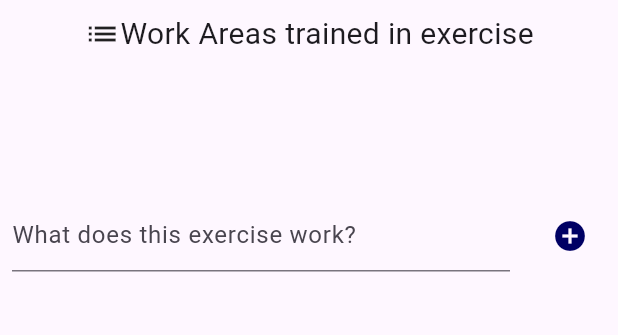
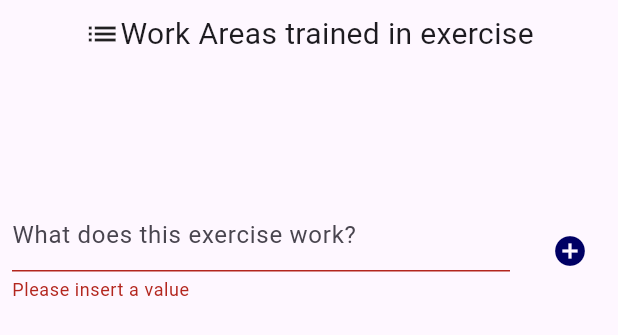
Before and after one commit to ramiro-marinio/chiqui-app, a Flutter app: the WorkAreasField widget shown alone on an empty page, opened directly with empty values, after a tap on the "add circle" icon, on a phone screen of 412 x 824 dp. Shown: the top 335 px of the screen. Run offline on Flutter 3.47's test engine with Material 3 defaults, Android fonts, the phone set to English and light mode, and no system bars; drawn by our look-alikes of auto_size_text; our stand-ins replace cloud_firestore, firebase_auth, firebase_core, firebase_storage, go_router, image_picker and 1 more; missing offline and left inert: firebase_ui_auth; accounts and stored records are empty; network calls fail.

Commit message:
Made some fields mandatory.

```diff
--- a/lib/pages/gyms_page/widgets/create_gym/fields/controllerfield.dart
+++ b/lib/pages/gyms_page/widgets/create_gym/fields/controllerfield.dart
@@ -40,7 +40,14 @@ class ControllerField extends StatelessWidget {
           padding: EdgeInsets.all(maxLines != null ? 8.0 : 0.0),
           child: SizedBox(
             width: maxLines != null ? double.infinity : 200,
-            child: TextField(
+            child: TextFormField(
+              validator: (value) {
+                if (value == null || value.isEmpty) {
+                  return 'Please insert a title';
+                } else {
+                  return null;
+                }
+              },
               decoration: InputDecoration(
                 border: maxLines != null
                     ? OutlineInputBorder(
--- a/lib/pages/gyms_page/widgets/gym/pages/exercise_demos/interfaces/workareasfield.dart
+++ b/lib/pages/gyms_page/widgets/gym/pages/exercise_demos/interfaces/workareasfield.dart
@@ -20,9 +20,12 @@ class WorkAreasField extends StatefulWidget {
 
 class _WorkAreasFieldState extends State<WorkAreasField> {
   final TextEditingController muscleController = TextEditingController();
+  final _formKey = GlobalKey<FormState>();
   @override
   Widget build(BuildContext context) {
-    return Column(
+    return Form(
+      key: _formKey,
+      child: Column(
         children: [
           const Padding(
             padding: EdgeInsets.all(8.0),
@@ -41,7 +44,8 @@ class _WorkAreasFieldState extends State<WorkAreasField> {
             width: double.infinity,
             height: 80,
             child: MasonryGridView(
-            gridDelegate: const SliverSimpleGridDelegateWithFixedCrossAxisCount(
+              gridDelegate:
+                  const SliverSimpleGridDelegateWithFixedCrossAxisCount(
                       crossAxisCount: 2),
               scrollDirection: Axis.horizontal,
               children: List.generate(
@@ -62,7 +66,13 @@ class _WorkAreasFieldState extends State<WorkAreasField> {
               Expanded(
                   child: Padding(
                 padding: const EdgeInsets.all(8.0),
-              child: TextField(
+                child: TextFormField(
+                  validator: (value) {
+                    if (value == null || value.isEmpty) {
+                      return 'Please insert a value';
+                    }
+                    return null;
+                  },
                   controller: muscleController,
                   decoration: const InputDecoration(
                       hintText: 'What does this exercise work?'),
@@ -72,6 +82,9 @@ class _WorkAreasFieldState extends State<WorkAreasField> {
                 padding: const EdgeInsets.all(8.0),
                 child: IconButton(
                   onPressed: () {
+                    if (!_formKey.currentState!.validate()) {
+                      return;
+                    }
                     setState(() {
                       widget.addWorkArea(muscleController.text);
                     });
@@ -85,6 +98,7 @@ class _WorkAreasFieldState extends State<WorkAreasField> {
             ],
           )
         ],
+      ),
     );
   }
 }
```
Also changed, not shown: lib/firebase/app_state.dart (+5 -4 lines), lib/functions/random_string.dart (+6 -4 lines), lib/pages/gyms_page/widgets/gym/pages/exercise_demos/interfaces/demomaker.dart (+23 -11 lines), lib/pages/gyms_page/widgets/gym/pages/exercise_demos/viewdemodetails.dart (+5 -7 lines). Lines whose indentation alone changed are shown as unchanged.
